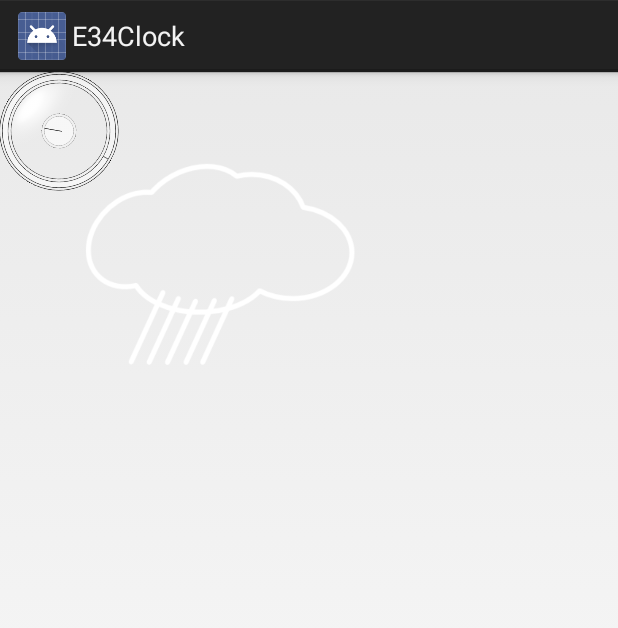
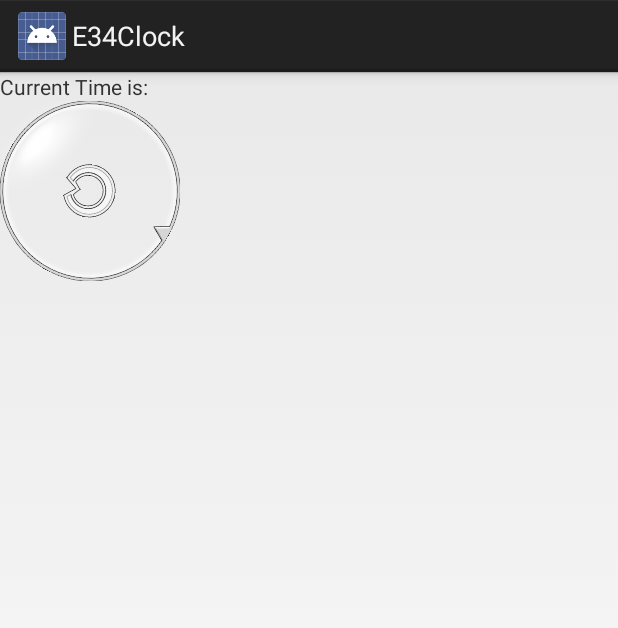
Before and after one commit to musk/E34Clock, an Android app: the layout clock_layout.xml on its own in the app's theme, with its tools: preview values and no code run, on a phone screen of 412 x 824 dp. Shown: the top 628 px of the screen. Run offline under Robolectric (Android 15) with nearby library versions, the phone set to English and light mode, and no system bars.

Commit message:
Aligned layout with blog text

```diff
--- a/E34Clock/src/main/res/layout/clock_layout.xml
+++ b/E34Clock/src/main/res/layout/clock_layout.xml
@@ -15,24 +15,27 @@
   ~    See the License for the specific language governing permissions and
   ~    limitations under the License.
   -->
+<RelativeLayout xmlns:android="http://schemas.android.com/apk/res/android"
+                android:layout_width="match_parent"
+                android:layout_height="match_parent">
 
-<FrameLayout xmlns:android="http://schemas.android.com/apk/res/android"
-    android:layout_width="@dimen/frame_layout_width"
-    android:layout_height="@dimen/frame_layout_height">
-
-    <ImageView
-        android:layout_width="@dimen/frame_layout_width"
-        android:layout_height="@dimen/frame_layout_height"
-        android:id="@+id/imageView"
-        android:layout_gravity="left|top"
-            android:src="@drawable/rain_weather_now"/>
+    <TextView
+        android:id="@+id/clockLabel"
+        android:layout_width="wrap_content"
+        android:layout_height="wrap_content"
+        android:layout_alignParentTop="true"
+        android:layout_alignParentLeft="true"
+        android:text="@string/clock_label" />
 
     <AnalogClock
+        android:id="@+id/analogClock"
         android:layout_width="@dimen/analogclock_layout_width"
         android:layout_height="@dimen/analogclock_layout_height"
-        android:id="@+id/analogClock"
-        android:layout_gravity="left|top"
-            android:hand_hour="@drawable/hour_hand"
-            android:hand_minute="@drawable/minute_hand"
-            android:dial="@drawable/dial"/>
-</FrameLayout>
+        android:layout_alignParentLeft="true"
+        android:layout_below="@+id/clockLabel"
+        android:dial="@drawable/dial"
+        android:hand_hour="@drawable/hour_hand"
+        android:hand_minute="@drawable/minute_hand"
+        android:paddingLeft="1dp" />
+
+</RelativeLayout>
--- a/E34Clock/src/main/res/xml/e34clock_widgetprovider.xml
+++ b/E34Clock/src/main/res/xml/e34clock_widgetprovider.xml
@@ -15,8 +15,8 @@
   -->
 
 <appwidget-provider xmlns:android="http://schemas.android.com/apk/res/android"
-                    android:minHeight="240dp"
-                    android:minWidth="240dp"
+                    android:minHeight="120dp"
+                    android:minWidth="120dp"
                     android:previewImage="@drawable/ic_launcher"
                     android:updatePeriodMillis="0"
                     android:initialLayout="@layout/clock_layout"
```
Also changed, not shown: E34Clock/src/main/res/values/dimens.xml (+2 -30 lines), E34Clock/src/main/res/values/strings.xml (+2 -8 lines), E34Clock/src/main/res/drawable-mdpi/alarm_bell.png (deleted), E34Clock/src/main/res/drawable-mdpi/battery.png (deleted), E34Clock/src/main/res/drawable-mdpi/battery_load.png (deleted), E34Clock/src/main/res/drawable-mdpi/dial.png, E34Clock/src/main/res/drawable-mdpi/hour_hand.png, E34Clock/src/main/res/drawable-mdpi/minute_hand.png, E34Clock/src/main/res/drawable-mdpi/rain_weather_now.png (deleted), E34Clock/src/main/res/drawable-mdpi/weather_preview.png (deleted).
